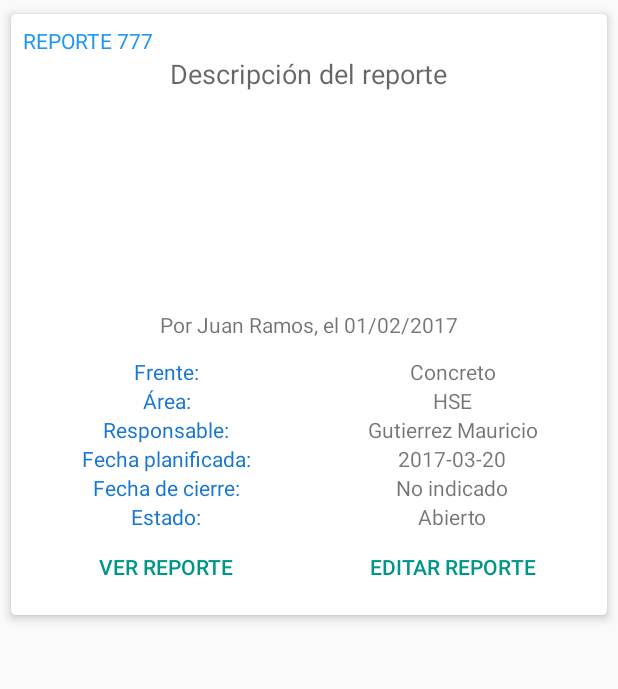
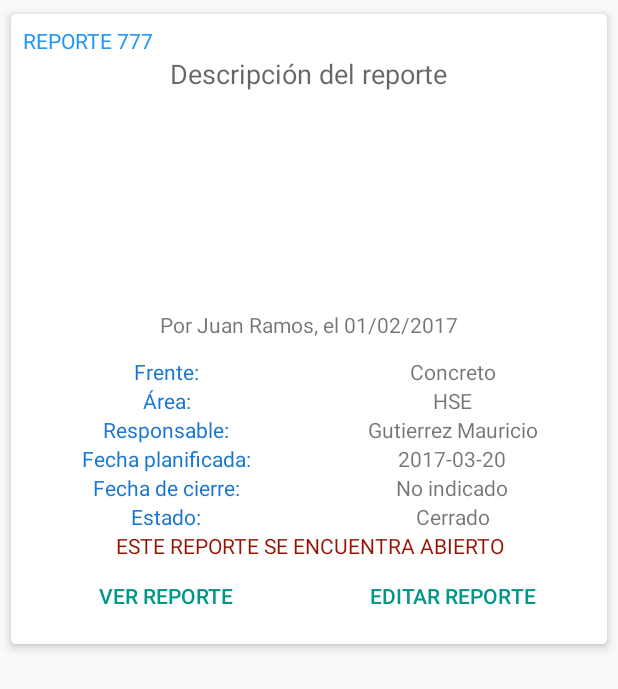
Before and after one commit to JCarlosR/Conciviles, an Android app: the layout item_report.xml on its own in the app's theme, with its tools: preview values and no code run, on a phone screen of 412 x 824 dp. Shown: the top 689 px of the screen. Run offline under Robolectric (Android 15) with nearby library versions, the phone set to English and light mode, and no system bars.

Commit message:
different view for reports based on state

```diff
--- a/app/src/main/res/layout/item_report.xml
+++ b/app/src/main/res/layout/item_report.xml
@@ -163,6 +163,7 @@
             </LinearLayout>
 
             <LinearLayout
+                android:id="@+id/llClosedReport"
                 android:layout_width="match_parent"
                 android:layout_height="wrap_content"
                 android:orientation="horizontal">
@@ -176,14 +177,21 @@
                     android:text="Estado:" />
 
                 <TextView
-                    android:id="@+id/tvState"
                     android:gravity="center"
                     android:layout_width="0dp"
                     android:layout_weight="1"
                     android:layout_height="wrap_content"
-                    android:text="Abierto" />
+                    android:text="Cerrado" />
 
             </LinearLayout>
+
+            <TextView
+                android:id="@+id/tvOpenedReport"
+                android:gravity="center"
+                android:text="ESTE REPORTE SE ENCUENTRA ABIERTO"
+                android:textColor="@color/colorDanger"
+                android:layout_width="match_parent"
+                android:layout_height="wrap_content" />
 
         </LinearLayout>
 
--- a/app/src/main/res/values/colors.xml
+++ b/app/src/main/res/values/colors.xml
@@ -3,4 +3,5 @@
     <color name="colorPrimary">#2196F3</color>
     <color name="colorPrimaryDark">#1976D2</color>
     <color name="colorAccent">#009688</color>
+    <color name="colorDanger">#961200</color>
 </resources>
```
Also changed, not shown: app/src/main/java/com/programacionymas/conciviles/ui/adapter/ReportAdapter.java (+16 -3 lines).
